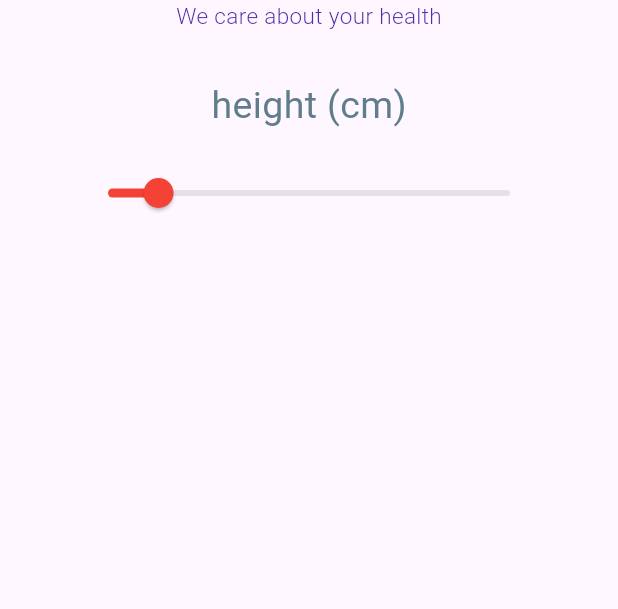
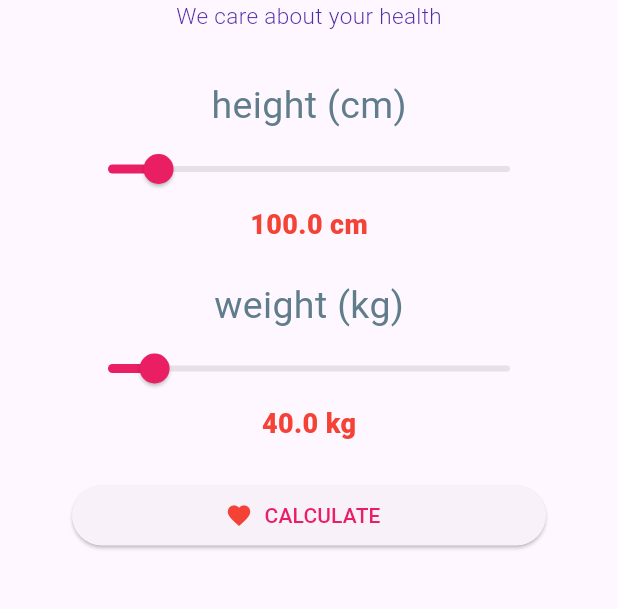
Before and after one commit to Code-with-mj/bmi_calculator_app, a Flutter app: the screen it shows after launch, on a phone screen of 412 x 824 dp, the part 437-1046 px from its top. Run offline on Flutter 3.47's test engine with Material 3 defaults, Android fonts, the phone set to English and light mode, and no system bars; our stand-ins replace flutter_svg.

Commit message:
BMI calculator screen

```diff
--- a/lib/BMICalculatorScreen.dart
+++ b/lib/BMICalculatorScreen.dart
@@ -1,3 +1,5 @@
+import 'package:bmi_calculator_app/BMIModel.dart';
+import 'package:bmi_calculator_app/ResultScreen.dart';
 import 'package:flutter/material.dart';
 import 'package:flutter_svg/flutter_svg.dart';
 
@@ -8,6 +10,9 @@ class BMICalculatorScreen extends StatefulWidget {
 
 class _BMICalculatorScreenState extends State<BMICalculatorScreen> {
   double _heightOfUser = 100.0;
+  double _weightOfUser = 40.0;
+  double _bmi = 0;
+  late BMIModel _bmiModel;
   @override
   Widget build(BuildContext context) {
     return Scaffold(
@@ -55,7 +60,7 @@ class _BMICalculatorScreenState extends State<BMICalculatorScreen> {
                 ),
               ),
               Container(
-                padding: EdgeInsets.all(16),
+                padding: EdgeInsets.only(left: 16, right: 16),
                 child: Slider(
                   min: 80.0,
                   max: 250.0,
@@ -66,9 +71,103 @@ class _BMICalculatorScreenState extends State<BMICalculatorScreen> {
                   },
                   value: _heightOfUser,
                   divisions: 100,
-                  activeColor: Colors.red,
+                  activeColor: Colors.pink,
                   label: "$_heightOfUser",
                 ),
+              ),
+              Text(
+                "$_heightOfUser cm",
+                style: TextStyle(
+                  color: Colors.red,
+                  fontSize: 18,
+                  fontWeight: FontWeight.w900,
+                ),
+              ),
+              SizedBox(
+                height: 23,
+              ),
+              Text(
+                "weight (kg)",
+                style: TextStyle(
+                  color: Colors.blueGrey,
+                  fontSize: 25,
+                  fontWeight: FontWeight.w400,
+                ),
+              ),
+              Container(
+                padding: EdgeInsets.only(left: 16, right: 16),
+                child: Slider(
+                  min: 30.0,
+                  max: 120.0,
+                  onChanged: (weight) {
+                    setState(() {
+                      _weightOfUser = weight;
+                    });
+                  },
+                  value: _weightOfUser,
+                  divisions: 100,
+                  activeColor: Colors.pink,
+                  label: "$_weightOfUser",
+                ),
+              ),
+              Text(
+                "$_weightOfUser kg",
+                style: TextStyle(
+                  color: Colors.red,
+                  fontSize: 18,
+                  fontWeight: FontWeight.w900,
+                ),
+              ),
+              SizedBox(
+                height: 24,
+              ),
+              Container(
+                child: ElevatedButton.icon(
+                  onPressed: () {
+                    setState(() {
+                      _bmi = _weightOfUser /
+                          ((_heightOfUser / 100) * (_heightOfUser / 100));
+                      if (_bmi >= 18.5 && _bmi <= 25) {
+                        _bmiModel = BMIModel(
+                            bmi: _bmi,
+                            isNormal: true,
+                            comments: "You are healthy and fit");
+                      } else if (_bmi < 18.5) {
+                        _bmiModel = BMIModel(
+                            bmi: _bmi,
+                            isNormal: false,
+                            comments: "You are underweight");
+                      } else if (_bmi > 25 && _bmi <= 30) {
+                        _bmiModel = BMIModel(
+                            bmi: _bmi,
+                            isNormal: false,
+                            comments: "You are Overweighted");
+                      } else {
+                        _bmiModel = BMIModel(
+                            bmi: _bmi,
+                            isNormal: false,
+                            comments: "You are Obesed");
+                      }
+                    });
+
+                    Navigator.push(
+                        context,
+                        MaterialPageRoute(
+                            builder: (context) => ResultScreen(
+                                  bmiModel: _bmiModel,
+                                )));
+                  },
+                  icon: Icon(
+                    Icons.favorite,
+                    color: Colors.red,
+                  ),
+                  label: Text(
+                    "CALCULATE",
+                    style: TextStyle(color: Colors.pink),
+                  ),
+                ),
+                width: double.infinity,
+                padding: EdgeInsets.only(left: 16, right: 16),
               )
             ]),
       )),
--- /dev/null
+++ b/lib/BMIModel.dart
@@ -0,0 +1,8 @@
+class BMIModel {
+  double bmi;
+  bool isNormal;
+
+  String comments;
+
+  BMIModel({required this.bmi, required this.isNormal, required this.comments});
+}
```
Also changed, not shown: lib/ResultScreen.dart (added, +90 -0 lines).
